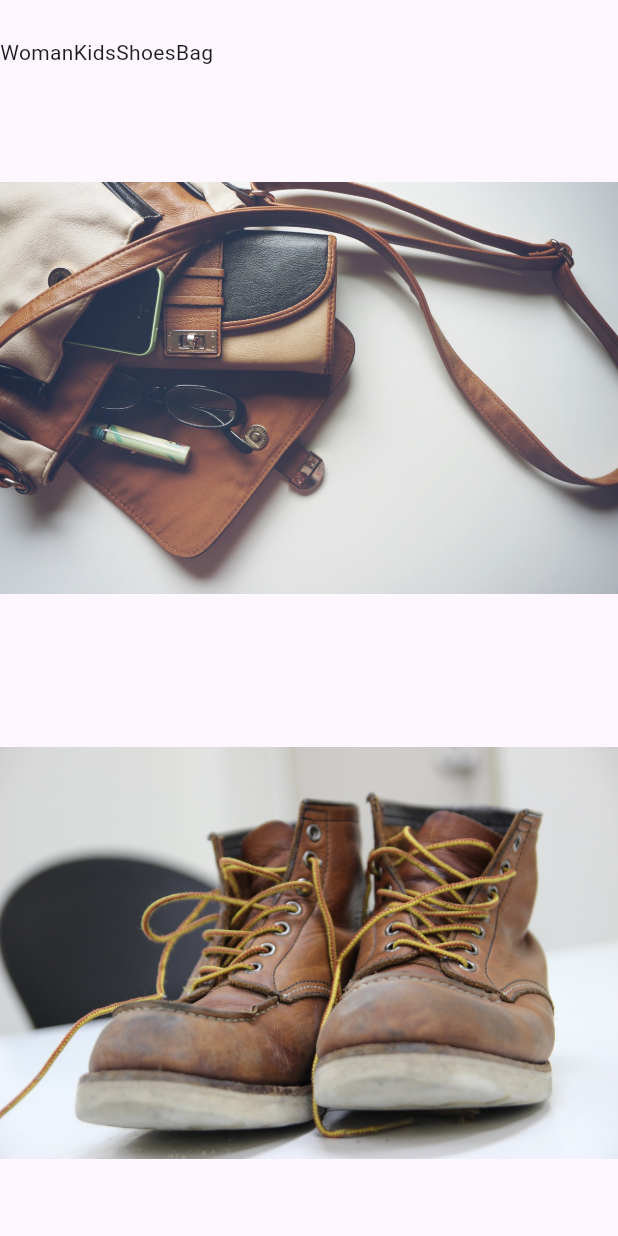
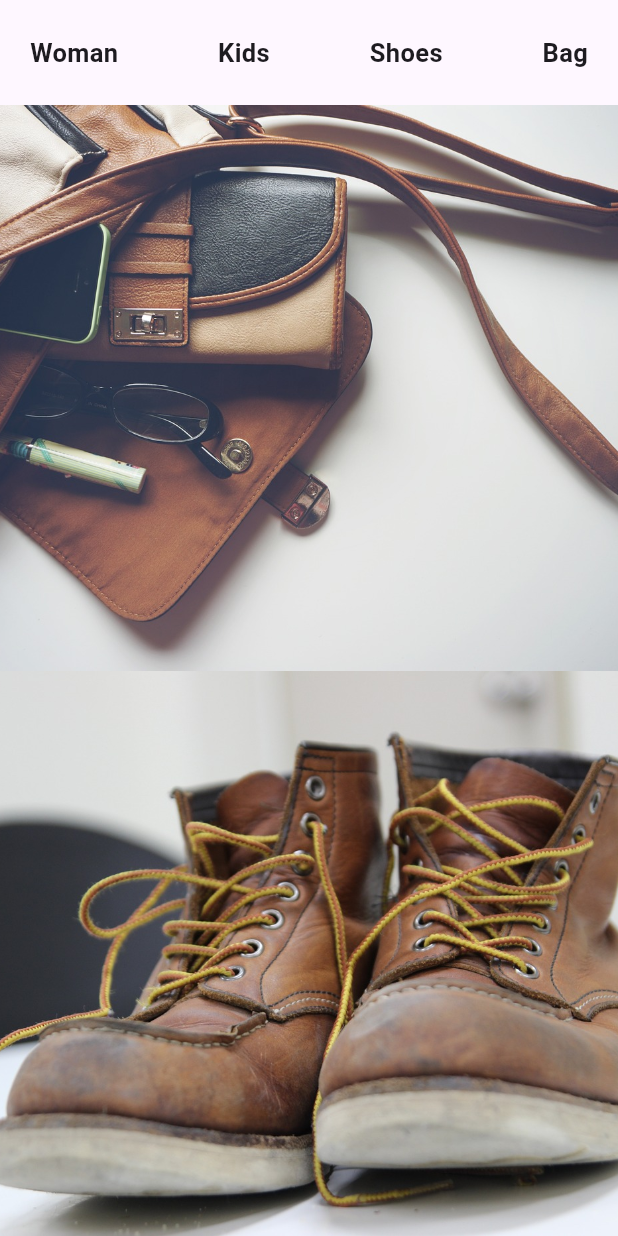
Before and after one commit to wd247/flutter_store, a Flutter app: the screen it shows after launch, on a phone screen of 412 x 824 dp. Run offline on Flutter 3.47's test engine with Material 3 defaults, Android fonts, the light colour scheme and no system bars.

Commit message:
ui개선

```diff
--- a/lib/main.dart
+++ b/lib/main.dart
@@ -17,6 +17,8 @@ class MyApp extends StatelessWidget {
 }
 
 class StorePage extends StatelessWidget {
+  const StorePage({super.key});
+
   @override
   Widget build(BuildContext context) {
     return Scaffold(
@@ -24,19 +26,43 @@ class StorePage extends StatelessWidget {
         child: Column(children: [
           SizedBox(
             height: 70,
+            child: Padding(
+              padding: EdgeInsets.symmetric(horizontal: 20),
               child: Row(
                 children: [
                   Text(
                     'Woman',
+                    style: TextStyle(fontWeight: FontWeight.bold, fontSize: 17),
                   ),
-                Text('Kids'),
-                Text('Shoes'),
-                Text('Bag')
+                  Spacer(),
+                  Text(
+                    'Kids',
+                    style: TextStyle(fontWeight: FontWeight.bold, fontSize: 17),
+                  ),
+                  Spacer(),
+                  Text(
+                    'Shoes',
+                    style: TextStyle(fontWeight: FontWeight.bold, fontSize: 17),
+                  ),
+                  Spacer(),
+                  Text(
+                    'Bag',
+                    style: TextStyle(fontWeight: FontWeight.bold, fontSize: 17),
+                  )
                 ],
               ),
             ),
-          Expanded(child: Image.asset('assets/bag.jpg')),
-          Expanded(child: Image.asset('assets/shoes.jpg'))
+          ),
+          Expanded(
+              child: Image.asset(
+            'assets/bag.jpg',
+            fit: BoxFit.cover,
+          )),
+          Expanded(
+              child: Image.asset(
+            'assets/shoes.jpg',
+            fit: BoxFit.cover,
+          ))
         ]),
       ),
     );
```
Also changed, not shown: 1 other file. Lines whose indentation alone changed are shown as unchanged.
